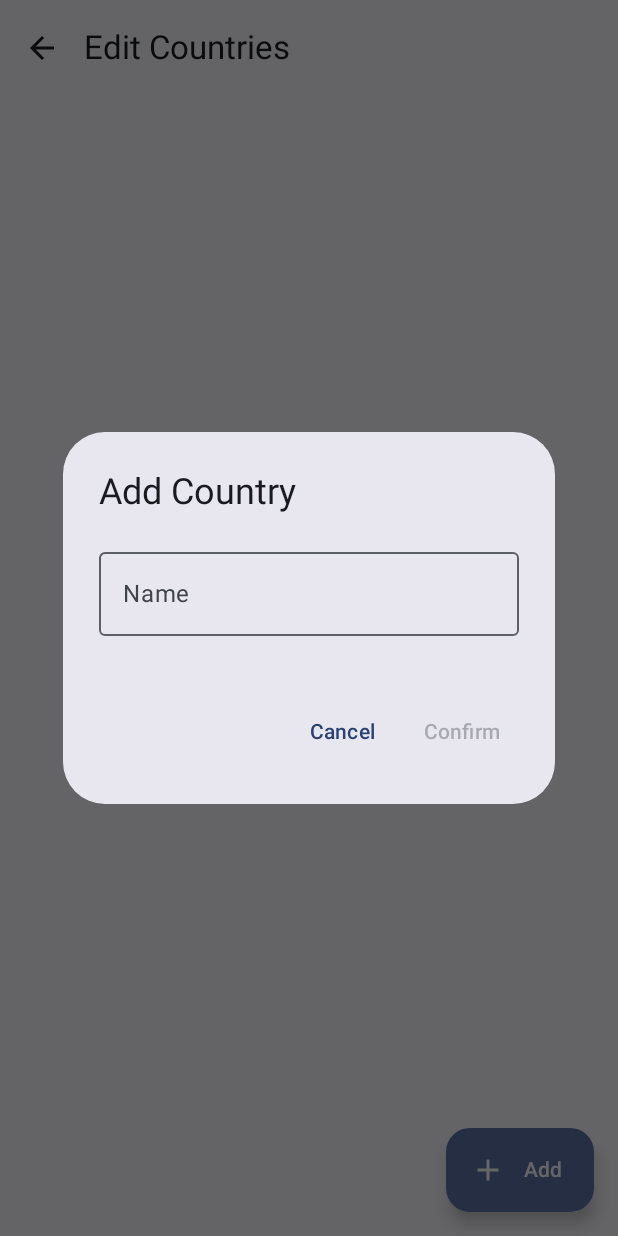
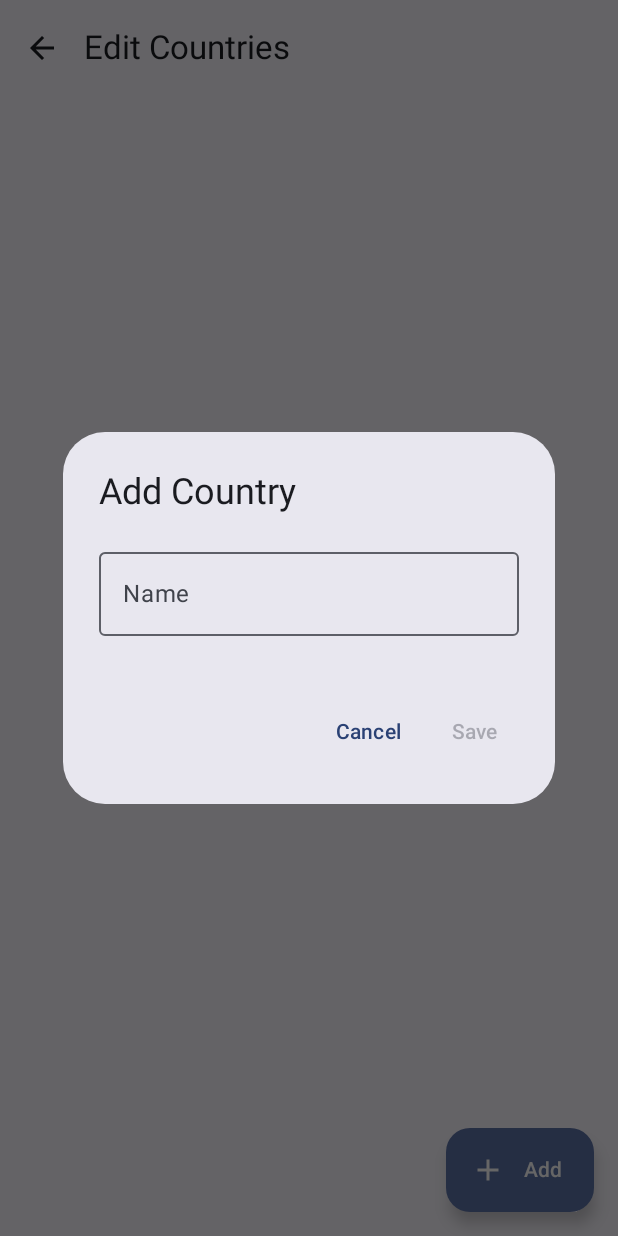
Before and after one commit to Kheemwel/MyWatchlistApp, an Android app built with Jetpack Compose: the CountriesScreen screen opened through its navigation route, after a tap on "Add", on a phone screen of 412 x 824 dp. Run offline under Robolectric (Android 15) with nearby library versions, the phone set to English and light mode, and no system bars.

Commit message:
refactor: remove redundant conditional rendering to confirmation dialogs

```diff
--- a/app/src/main/java/com/kheemwel/mywatchlist/ui/composables/TagForm.kt
+++ b/app/src/main/java/com/kheemwel/mywatchlist/ui/composables/TagForm.kt
@@ -27,7 +27,7 @@ fun TagForm(
     onTextChange: (text: String) -> Unit,
     cancelText: String = "Cancel",
     onCancel: () -> Unit = {},
-    confirmText: String = "Confirm",
+    confirmText: String = "Save",
     onConfirm: (text: String) -> Unit
 ) {
     var text by remember(initialValue) {
--- a/app/src/main/java/com/kheemwel/mywatchlist/ui/screens/home/HomeScreen.kt
+++ b/app/src/main/java/com/kheemwel/mywatchlist/ui/screens/home/HomeScreen.kt
@@ -296,7 +296,6 @@ fun HomeScreen(
             }
         }
 
-        if (showDeleteMovieDialog) {
         ConfirmationDialog(
             state = showDeleteMovieDialog,
             title = "Delete Movie",
@@ -309,9 +308,7 @@ fun HomeScreen(
             selectedMovie?.let { movieModel.deleteMovie(it.uuid) }
             showDeleteMovieDialog = false
         }
-        }
 
-        if (showDeleteSeriesDialog) {
         ConfirmationDialog(
             state = showDeleteSeriesDialog,
             title = "Delete Series",
@@ -324,12 +321,10 @@ fun HomeScreen(
             selectedSeries?.let { seriesModel.deleteSeries(it.uuid) }
             showDeleteSeriesDialog = false
         }
-        }
 
-        if (showDeleteSelectedDialog) {
         ConfirmationDialog(
             state = showDeleteSelectedDialog,
-                title = "Delete ${selectedItems} ${if (selectedItems == 1) "item" else "items"}",
+            title = "Delete $selectedItems ${if (selectedItems == 1) "item" else "items"}",
             message = "Are you sure you want to delete ${if (selectedItems == 1) "this selected item" else "these selected items"}?",
             onDismiss = { showDeleteSelectedDialog = false },
             onCancelText = "Cancel",
@@ -341,7 +336,6 @@ fun HomeScreen(
             selectedMoviesList.clear()
             selectedSeriesList.clear()
             showDeleteSelectedDialog = false
-            }
         }
 
         if (showFilter) {
```
Also changed, not shown: app/src/main/java/com/kheemwel/mywatchlist/ui/screens/home/MovieSheet.kt (+0 -8 lines), app/src/main/java/com/kheemwel/mywatchlist/ui/screens/home/SeriesSheet.kt (+0 -8 lines). Lines whose indentation alone changed are shown as unchanged.
